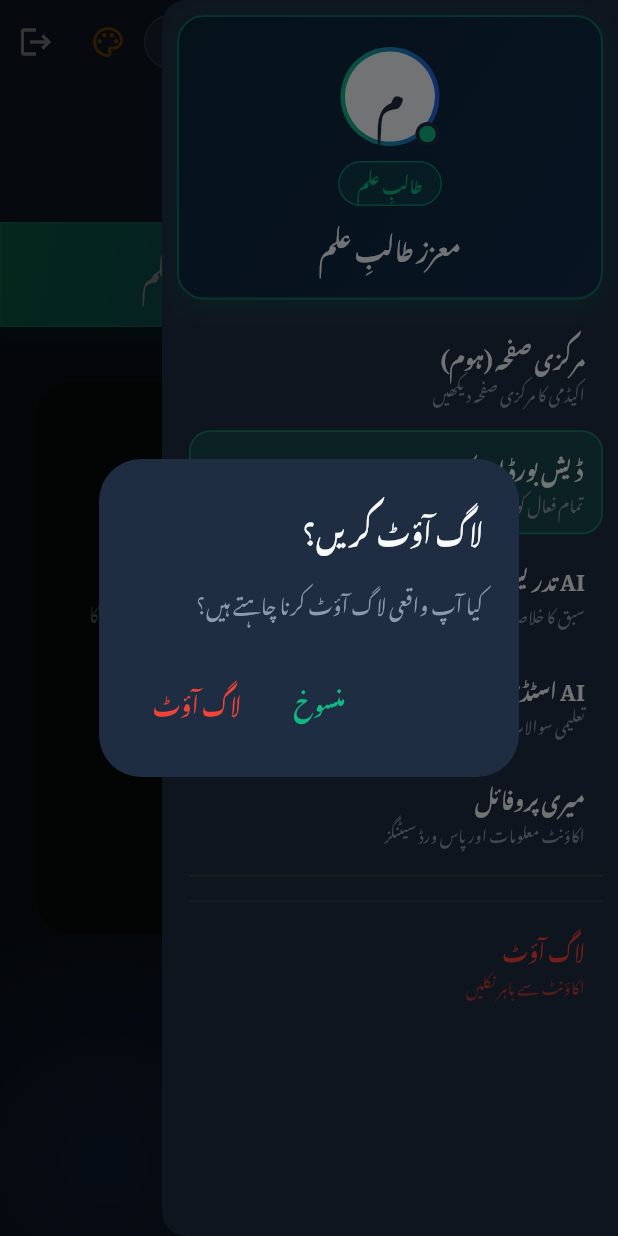
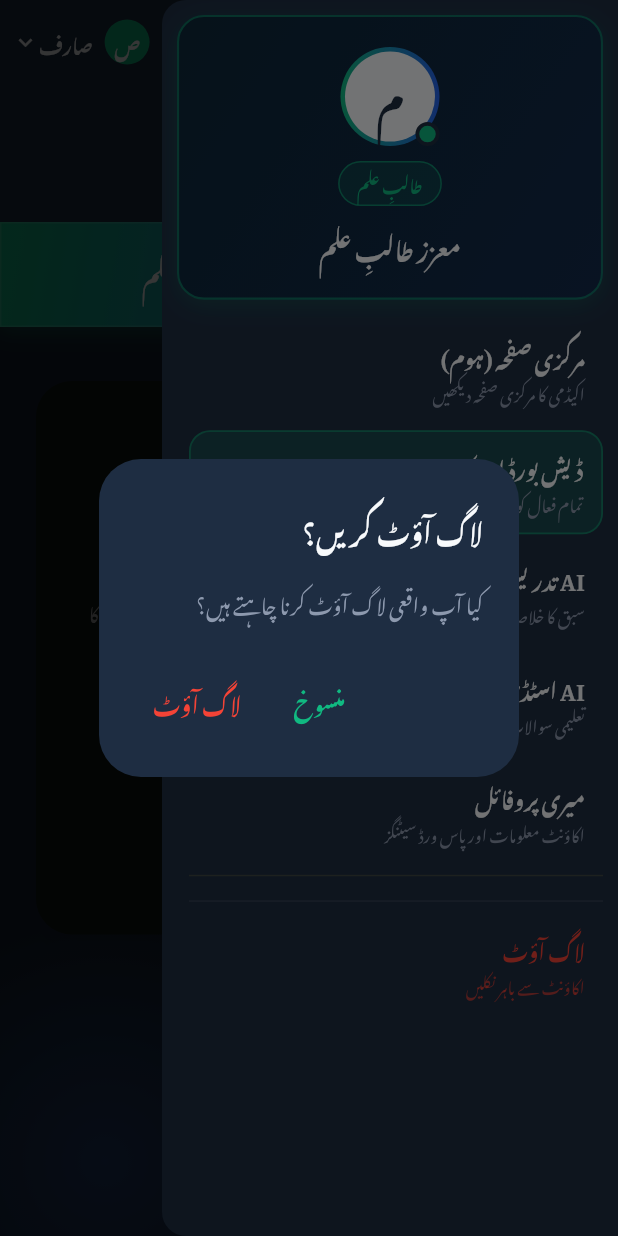
Before and after one commit to amatloob390-hub/xacadmey, a Flutter app: the screen it shows once a user with an empty profile is signed in, in the side drawer, after a tap on "لاگ آؤٹ", on a phone screen of 412 x 824 dp. Run offline on Flutter 3.47's test engine with Material 3 defaults, Android fonts, the phone set to English and light mode, and no system bars; our stand-ins replace csv, file_picker, image_picker, share_plus, shared_preferences, supabase_flutter and 1 more; missing offline and left inert: dart:js_interop; accounts and stored records are empty; network calls fail.

Commit message:
Add search shortcut, Create Class button, and profile dropdown to header
Matches the reference "Teacher Command Center" mockup's top bar layout.

- New ProfileMenuButton widget: avatar + name + dropdown chevron in the
  AppBar, replacing the separate Profile icon and Logout icon with one
  consolidated menu (Profile / Log out).
- teacher_dashboard.dart: AppBar title is now a row with the page title,
  a search-students shortcut pill, and a "Create Class" outlined button
  (wide screens only, matching the mockup's search bar + primary action
  button layout). The Profile tile was removed from the icon-tile bar
  below since it's now in the header dropdown.
- student_class_list.dart: same ProfileMenuButton consolidation; no
  search/create-class shortcuts since students don't have those actions.

Co-Authored-By: Claude Opus 4.8 <noreply@anthropic.com>

```diff
--- a/lib/screens/student_class_list.dart
+++ b/lib/screens/student_class_list.dart
@@ -6,7 +6,6 @@ import '../pending_class.dart';
 import '../services/student_service.dart';
 import '../widgets/dashboard_analytics_card.dart';
 import '../widgets/join_class_button.dart';
-import '../widgets/logout_button.dart';
 import '../widgets/landing_button.dart';
 import '../widgets/submit_payment_dialog.dart';
 import '../widgets/user_banner.dart';
@@ -14,6 +13,7 @@ import '../widgets/theme_selector.dart';
 import '../widgets/app_drawer.dart';
 import '../widgets/teal_box.dart';
 import '../widgets/neon_icon_tile.dart';
+import '../widgets/profile_menu_button.dart';
 import 'profile_screen.dart';
 import 'ai_chat_screen.dart';
 
@@ -410,7 +410,14 @@ class _StudentClassListState extends State<StudentClassList> {
           const LandingButton(),
           const LanguageToggle(),
           const ThemeSelectorButton(),
-          const LogoutButton(),
+          const SizedBox(width: 6),
+          ProfileMenuButton(
+            onProfileTap: () => goTo(
+                TeacherPane.profile,
+                () => Navigator.push(context,
+                    MaterialPageRoute(builder: (_) => const ProfileScreen()))),
+          ),
+          const SizedBox(width: 8),
         ],
         bottom: PreferredSize(
           preferredSize: const Size.fromHeight(92),
@@ -422,16 +429,6 @@ class _StudentClassListState extends State<StudentClassList> {
                 color: const Color(0xFF10B981),
                 selected: _pane == TeacherPane.aiChat,
                 onTap: () => _openAiOverlay('XAcademy Tutors'),
-              ),
-              NeonIconTile(
-                icon: Icons.account_circle,
-                label: L.t('پروفائل', 'Profile'),
-                color: const Color(0xFF2563EB),
-                selected: _pane == TeacherPane.profile,
-                onTap: () => goTo(
-                    TeacherPane.profile,
-                    () => Navigator.push(context,
-                        MaterialPageRoute(builder: (_) => const ProfileScreen()))),
               ),
             ],
           ),
--- /dev/null
+++ b/lib/widgets/profile_menu_button.dart
@@ -0,0 +1,135 @@
+import 'package:flutter/material.dart';
+import 'package:supabase_flutter/supabase_flutter.dart';
+import '../app_lang.dart';
+import '../services/auth_service.dart';
+
+/// AppBar میں avatar + نام + ڈراپ ڈاؤن (Profile / Logout) — ایک ساتھ۔
+class ProfileMenuButton extends StatefulWidget {
+  final VoidCallback onProfileTap;
+  const ProfileMenuButton({super.key, required this.onProfileTap});
+
+  @override
+  State<ProfileMenuButton> createState() => _ProfileMenuButtonState();
+}
+
+class _ProfileMenuButtonState extends State<ProfileMenuButton> {
+  final _supabase = Supabase.instance.client;
+  String? _name;
+
+  @override
+  void initState() {
+    super.initState();
+    _loadName();
+  }
+
+  Future<void> _loadName() async {
+    final user = _supabase.auth.currentUser;
+    if (user == null) return;
+    String? name;
+    try {
+      final row = await _supabase
+          .from('profiles')
+          .select('full_name')
+          .eq('id', user.id)
+          .maybeSingle();
+      name = _realName(row?['full_name'] as String?);
+    } catch (_) {}
+    name ??= _realName(user.userMetadata?['full_name'] as String?);
+    if (mounted) setState(() => _name = name);
+  }
+
+  static String? _realName(String? n) {
+    if (n == null) return null;
+    final t = n.trim();
+    if (t.isEmpty) return null;
+    const placeholders = {'نیا صارف', 'صارف', 'new user', 'user'};
+    if (placeholders.contains(t.toLowerCase())) return null;
+    return t;
+  }
+
+  Future<void> _confirmLogout(BuildContext context) async {
+    final ok = await showDialog<bool>(
+      context: context,
+      builder: (_) => AlertDialog(
+        title: Text(L.t('لاگ آؤٹ کریں؟', 'Log out?')),
+        content: Text(L.t('کیا آپ واقعی لاگ آؤٹ کرنا چاہتے ہیں؟',
+            'Are you sure you want to log out?')),
+        actions: [
+          TextButton(
+            onPressed: () => Navigator.pop(context, false),
+            child: Text(L.t('منسوخ', 'Cancel')),
+          ),
+          TextButton(
+            onPressed: () => Navigator.pop(context, true),
+            child: Text(L.t('لاگ آؤٹ', 'Log out'),
+                style: const TextStyle(color: Colors.red)),
+          ),
+        ],
+      ),
+    );
+    if (ok == true) await AuthService().signOut();
+  }
+
+  @override
+  Widget build(BuildContext context) {
+    final user = _supabase.auth.currentUser;
+    final email = user?.email ?? '';
+    final displayName =
+        _name ?? (email.contains('@') ? email.split('@').first : L.t('صارف', 'User'));
+
+    return PopupMenuButton<String>(
+      tooltip: '',
+      offset: const Offset(0, 44),
+      onSelected: (v) {
+        if (v == 'profile') widget.onProfileTap();
+        if (v == 'logout') _confirmLogout(context);
+      },
+      itemBuilder: (context) => [
+        PopupMenuItem(
+          value: 'profile',
+          child: Row(
+            children: [
+              const Icon(Icons.account_circle_outlined, size: 18),
+              const SizedBox(width: 10),
+              Text(L.t('پروفائل', 'Profile')),
+            ],
+          ),
+        ),
+        PopupMenuItem(
+          value: 'logout',
+          child: Row(
+            children: [
+              const Icon(Icons.logout, size: 18, color: Colors.red),
+              const SizedBox(width: 10),
+              Text(L.t('لاگ آؤٹ', 'Log out'), style: const TextStyle(color: Colors.red)),
+            ],
+          ),
+        ),
+      ],
+      child: Row(
+        mainAxisSize: MainAxisSize.min,
+        children: [
+          CircleAvatar(
+            radius: 15,
+            backgroundColor: const Color(0xFF10B981),
+            child: Text(
+              displayName.isNotEmpty ? displayName.substring(0, 1).toUpperCase() : '?',
+              style: const TextStyle(color: Colors.white, fontSize: 13, fontWeight: FontWeight.bold),
+            ),
+          ),
+          const SizedBox(width: 8),
+          ConstrainedBox(
+            constraints: const BoxConstraints(maxWidth: 90),
+            child: Text(
+              displayName,
+              maxLines: 1,
+              overflow: TextOverflow.ellipsis,
+              style: const TextStyle(fontSize: 13, fontWeight: FontWeight.w600),
+            ),
+          ),
+          const Icon(Icons.keyboard_arrow_down, size: 18),
+        ],
+      ),
+    );
+  }
+}
```
Also changed, not shown: lib/screens/teacher_dashboard.dart (+58 -13 lines), 3 other files.
